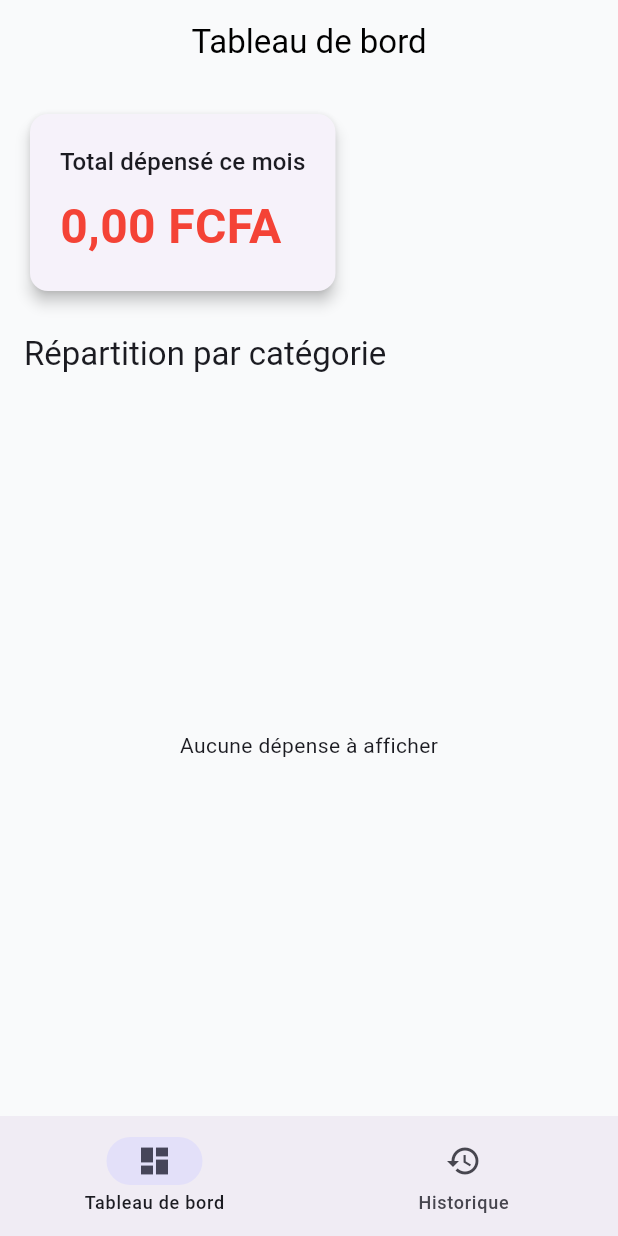
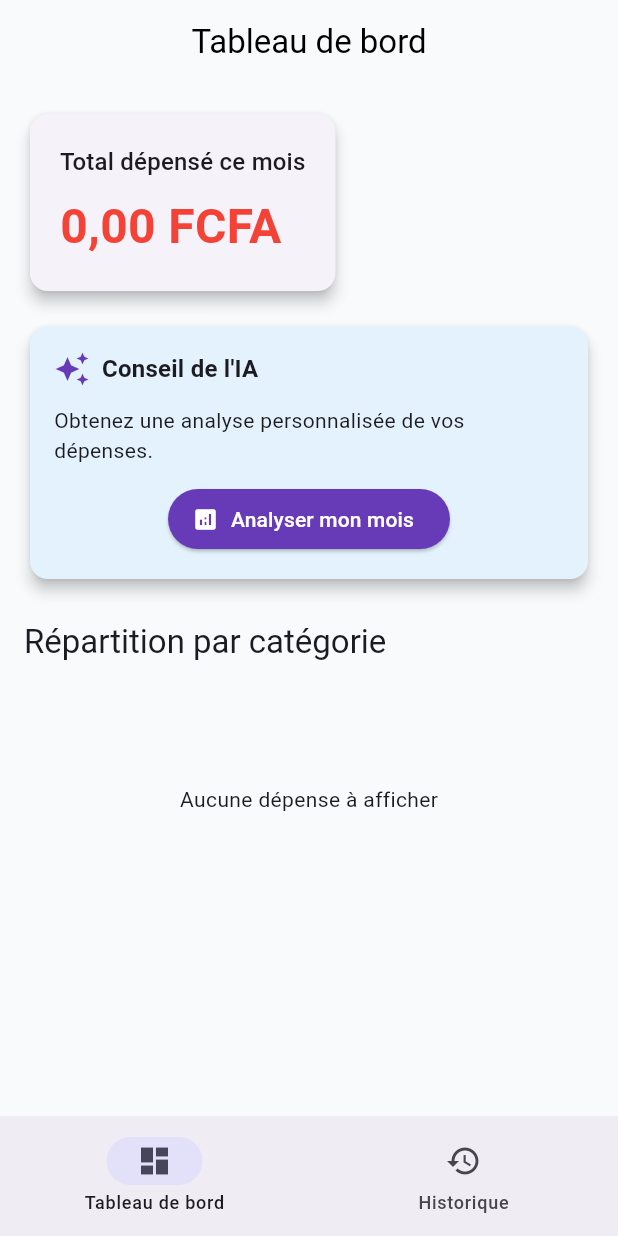
Before and after one commit to w4lk17/expense_ai_app, a Flutter app: the screen it shows once a user with an empty profile is signed in, on a phone screen of 412 x 824 dp. Run offline on Flutter 3.47's test engine with Material 3 defaults, Android fonts, the light colour scheme and no system bars; our stand-ins replace drift, fl_chart, flutter_riverpod, supabase_flutter; missing offline and left inert: dart_openai; accounts and stored records are empty; generated files the repository leaves out were written again.

Commit message:
feat(ai): implement monthly expense analysis feature

```diff
--- a/lib/features/ai_advisor/domain/services/ai_service.dart
+++ b/lib/features/ai_advisor/domain/services/ai_service.dart
@@ -1,3 +1,4 @@
 abstract class AiService {
   Future<String?> suggestCategory(String inputText);
+  Future<String?> analyzeExpenses(String expenseSummary);
 }
--- a/lib/features/expense/data/repositories/expense_repository_impl.dart
+++ b/lib/features/expense/data/repositories/expense_repository_impl.dart
@@ -74,4 +74,9 @@ class ExpenseRepositoryImpl implements ExpenseRepository {
   Future<String?> suggestCategory(String description) async {
     return await _aiService.suggestCategory(description);
   }
+
+  @override
+  Future<String?> analyzeExpenses(String summary) async {
+    return await _aiService.analyzeExpenses(summary);
+  }
 }
--- a/lib/features/expense/domain/repositories/expense_repository.dart
+++ b/lib/features/expense/domain/repositories/expense_repository.dart
@@ -9,4 +9,5 @@ abstract class ExpenseRepository {
   Future<List<Category>> getAllCategories();
   Future<void> syncExpenses(String userId);
   Future<String?> suggestCategory(String description);
+  Future<String?> analyzeExpenses(String summary);
 }
--- a/lib/features/expense/presentation/pages/dashboard_page.dart
+++ b/lib/features/expense/presentation/pages/dashboard_page.dart
@@ -3,21 +3,52 @@ import 'package:flutter/material.dart';
 import 'package:flutter_riverpod/flutter_riverpod.dart';
 import 'package:fl_chart/fl_chart.dart';
 import 'package:intl/intl.dart';
-
 import '../providers/expense_provider.dart';
 
-class DashboardPage extends ConsumerWidget {
+class DashboardPage extends ConsumerStatefulWidget {
   const DashboardPage({super.key});
 
   @override
-  Widget build(BuildContext context, WidgetRef ref) {
+  ConsumerState<DashboardPage> createState() => _DashboardPageState();
+}
+
+class _DashboardPageState extends ConsumerState<DashboardPage> {
+  String? _aiAdvice;
+  bool _isLoadingAdvice = false;
+
+  Future<void> _getAnalysis() async {
+    setState(() => _isLoadingAdvice = true);
+
+    // 1. Récupérer les données
+    final expensesByCategory = ref.read(expensesByCategoryProvider);
+    final totalMonth = ref.read(totalMonthProvider);
+
+    // 2. Formater le résumé pour l'IA
+    final buffer = StringBuffer();
+    buffer.writeln("Total du mois: ${totalMonth.toStringAsFixed(2)}FCFA");
+    expensesByCategory.forEach((cat, amount) {
+      buffer.writeln("- ${cat.name}: ${amount.toStringAsFixed(2)}FCFA");
+    });
+
+    // 3. Appeler l'IA
+    final advice = await ref.read(expenseRepositoryProvider).analyzeExpenses(buffer.toString());
+
+    setState(() {
+      _aiAdvice = advice ?? "Impossible de générer l'analyse pour le moment.";
+      _isLoadingAdvice = false;
+    });
+  }
+
+  @override
+  Widget build(BuildContext context) {
     final expensesByCategory = ref.watch(expensesByCategoryProvider);
     final totalMonth = ref.watch(totalMonthProvider);
     final currencyFormat = NumberFormat.currency(locale: 'fr_FR', symbol: 'FCFA');
 
     return Scaffold(
       appBar: AppBar(title: const Text('Tableau de bord')),
-      body: Padding(
+      body: SingleChildScrollView(
+        // Permet le scroll si l'écran est petit
         padding: const EdgeInsets.all(16.0),
         child: Column(
           crossAxisAlignment: CrossAxisAlignment.start,
@@ -34,10 +65,50 @@ class DashboardPage extends ConsumerWidget {
                     const SizedBox(height: 8),
                     Text(
                       currencyFormat.format(totalMonth),
-                      style: const TextStyle(
-                        fontSize: 32,
-                        fontWeight: FontWeight.bold,
-                        color: Colors.red, // On verra plus tard pour gérer revenus/dépenses
+                      style: const TextStyle(fontSize: 32, fontWeight: FontWeight.bold, color: Colors.red),
+                    ),
+                  ],
+                ),
+              ),
+            ),
+            const SizedBox(height: 16),
+
+            // CARTE ANALYSE IA (NOUVEAU)
+            Card(
+              elevation: 4,
+              color: Colors.blue.shade50,
+              child: Padding(
+                padding: const EdgeInsets.all(16.0),
+                child: Column(
+                  crossAxisAlignment: CrossAxisAlignment.start,
+                  children: [
+                    Row(
+                      children: [
+                        const Icon(Icons.auto_awesome, color: Colors.deepPurple),
+                        const SizedBox(width: 8),
+                        Text(
+                          "Conseil de l'IA",
+                          style: Theme.of(context).textTheme.titleMedium?.copyWith(fontWeight: FontWeight.bold),
+                        ),
+                      ],
+                    ),
+                    const SizedBox(height: 12),
+                    if (_isLoadingAdvice)
+                      const Center(child: CircularProgressIndicator())
+                    else if (_aiAdvice != null)
+                      Text(_aiAdvice!)
+                    else
+                      const Text("Obtenez une analyse personnalisée de vos dépenses."),
+                    const SizedBox(height: 12),
+                    Center(
+                      child: ElevatedButton.icon(
+                        onPressed: _getAnalysis,
+                        icon: const Icon(Icons.analytics),
+                        label: const Text("Analyser mon mois"),
+                        style: ElevatedButton.styleFrom(
+                          backgroundColor: Colors.deepPurple,
+                          foregroundColor: Colors.white,
+                        ),
                       ),
                     ),
                   ],
@@ -46,13 +117,11 @@ class DashboardPage extends ConsumerWidget {
             ),
             const SizedBox(height: 24),
 
-            // TITRE GRAPHIQUE
+            // GRAPHIQUE
             Text('Répartition par catégorie', style: Theme.of(context).textTheme.titleLarge),
             const SizedBox(height: 16),
-
-            // GRAPHIQUE
             if (expensesByCategory.isEmpty)
-              const Expanded(child: Center(child: Text("Aucune dépense à afficher")))
+              const SizedBox(height: 150, child: Center(child: Text("Aucune dépense à afficher")))
             else
               SizedBox(
                 height: 300,
@@ -70,17 +139,15 @@ class DashboardPage extends ConsumerWidget {
     );
   }
 
-  // Fonction pour générer les sections du camembert
   List<PieChartSectionData> showingSections(Map<Category, double> data) {
     final List<PieChartSectionData> sections = [];
-
     data.forEach((category, total) {
       final color = Color(category.color ?? 0xFF607D8B);
       sections.add(
         PieChartSectionData(
           color: color,
           value: total,
-          title: '${category.name}\n${total.toStringAsFixed(0)}€',
+          title: '${category.name}\n${total.toStringAsFixed(0)}FCFA',
           radius: 100,
           titleStyle: const TextStyle(
             fontSize: 12,
@@ -91,7 +158,6 @@ class DashboardPage extends ConsumerWidget {
         ),
       );
     });
-
     return sections;
   }
 }
```
Also changed, not shown: lib/features/ai_advisor/data/services/ai_service_factory.dart (+11 -0 lines), lib/features/ai_advisor/data/services/gemini_service.dart (+44 -0 lines), lib/features/ai_advisor/data/services/glm_service.dart (+31 -0 lines).
